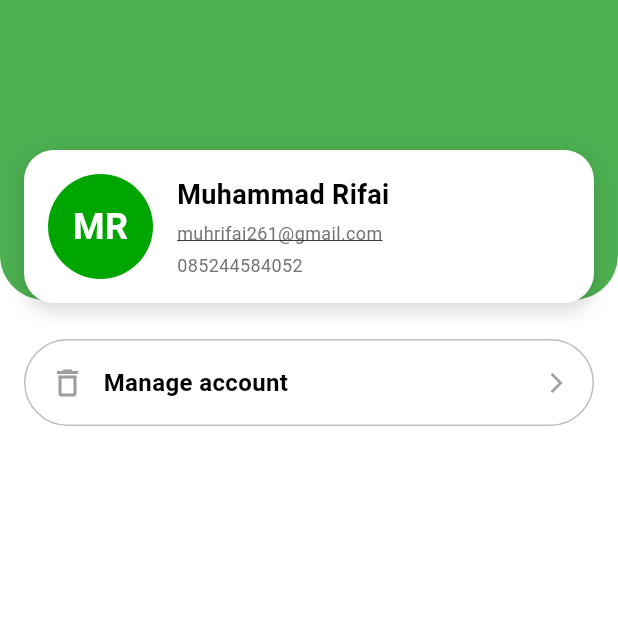
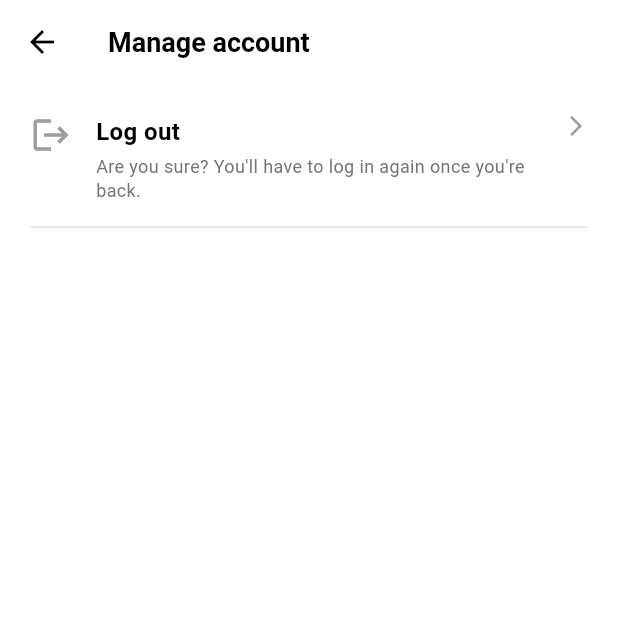
Before and after one commit to Rifai-13/goosen, a Flutter app: the ProfileScreen screen opened directly, after a tap on "Manage account", on a phone screen of 412 x 824 dp, the top half of it. Run offline on Flutter 3.47's test engine with Material 3 defaults, Android fonts, the phone set to English and light mode, and no system bars; our stand-ins replace email_validator.

Commit message:
manage account

```diff
--- a/lib/screens/manage_account_screen.dart
+++ b/lib/screens/manage_account_screen.dart
@@ -0,0 +1,131 @@
+import 'package:flutter/material.dart';
+import 'menu_awal_screen.dart'; // Pastikan import ini ada untuk navigasi logout
+
+class ManageAccountScreen extends StatelessWidget {
+  const ManageAccountScreen({super.key});
+
+  @override
+  Widget build(BuildContext context) {
+    return Scaffold(
+      backgroundColor: Colors.white,
+
+      // --- APP BAR ---
+      appBar: AppBar(
+        backgroundColor: Colors.white,
+        elevation: 0,
+        leading: IconButton(
+          icon: const Icon(Icons.arrow_back, color: Colors.black),
+          onPressed: () => Navigator.pop(context),
+        ),
+        title: const Text(
+          'Manage account',
+          style: TextStyle(
+            color: Colors.black,
+            fontSize: 18,
+            fontWeight: FontWeight.bold
+          ),
+        ),
+        centerTitle: false,
+      ),
+
+      // --- BODY ---
+      body: Padding(
+        padding: const EdgeInsets.all(20.0), // Padding agak besar biar lega
+        child: Column(
+          children: [
+            // MENU ITEM: LOG OUT
+            InkWell(
+              onTap: () {
+                // Tampilkan dialog konfirmasi (Opsional, tapi disarankan)
+                _showLogoutDialog(context);
+              },
+              child: Row(
+                crossAxisAlignment: CrossAxisAlignment.start, // Biar icon sejajar atas
+                children: [
+                  // Icon Pintu Keluar
+                  const Icon(
+                    Icons.logout, // Atau Icons.exit_to_app
+                    color: Colors.grey,
+                    size: 28
+                  ),
+                  const SizedBox(width: 16),
+
+                  // Teks Judul & Deskripsi
+                  Expanded(
+                    child: Column(
+                      crossAxisAlignment: CrossAxisAlignment.start,
+                      children: [
+                        const Text(
+                          'Log out',
+                          style: TextStyle(
+                            fontSize: 16,
+                            fontWeight: FontWeight.bold,
+                            color: Colors.black
+                          ),
+                        ),
+                        const SizedBox(height: 4),
+                        Text(
+                          "Are you sure? You'll have to log in again once you're back.",
+                          style: TextStyle(
+                            fontSize: 12,
+                            color: Colors.grey[600],
+                            height: 1.3, // Jarak antar baris teks
+                          ),
+                        ),
+                      ],
+                    ),
+                  ),
+
+                  // Icon Panah Kanan
+                  const SizedBox(width: 8),
+                  const Icon(
+                    Icons.arrow_forward_ios,
+                    size: 16,
+                    color: Colors.grey
+                  ),
+                ],
+              ),
+            ),
+
+            const SizedBox(height: 16),
+            // Garis Pemisah
+            Divider(height: 1, color: Colors.grey[300]),
+          ],
+        ),
+      ),
+    );
+  }
+
+  // Fungsi Helper: Menampilkan Dialog Konfirmasi & Proses Logout
+  void _showLogoutDialog(BuildContext context) {
+    showDialog(
+      context: context,
+      builder: (BuildContext ctx) {
+        return AlertDialog(
+          title: const Text('Log out'),
+          content: const Text('Apakah kamu yakin ingin keluar?'),
+          actions: [
+            TextButton(
+              onPressed: () => Navigator.pop(ctx), // Tutup dialog
+              child: const Text('Batal', style: TextStyle(color: Colors.grey)),
+            ),
+            TextButton(
+              onPressed: () {
+                Navigator.pop(ctx); // Tutup dialog dulu
+
+                // LOGIKA LOGOUT:
+                // Hapus semua route (history) dan kembali ke MenuAwalScreen
+                Navigator.pushAndRemoveUntil(
+                  context,
+                  MaterialPageRoute(builder: (context) => const MenuAwalScreen()),
+                  (route) => false, // False artinya hapus semua history sebelumnya
+                );
+              },
+              child: const Text('Keluar', style: TextStyle(color: Colors.red)),
+            ),
+          ],
+        );
+      },
+    );
+  }
+}
--- a/lib/screens/profile_screen.dart
+++ b/lib/screens/profile_screen.dart
@@ -1,4 +1,5 @@
 import 'package:flutter/material.dart';
+import 'manage_account_screen.dart';
 
 class ProfileScreen extends StatelessWidget {
   const ProfileScreen({super.key});
@@ -86,7 +87,8 @@ class ProfileScreen extends StatelessWidget {
                                 style: TextStyle(
                                   fontSize: 12,
                                   color: Colors.grey[600],
-                                  decoration: TextDecoration.underline, // Garis bawah email
+                                  decoration: TextDecoration
+                                      .underline, // Garis bawah email
                                 ),
                               ),
                               const SizedBox(height: 4),
@@ -112,13 +114,24 @@ class ProfileScreen extends StatelessWidget {
                   padding: const EdgeInsets.symmetric(horizontal: 16.0),
                   child: InkWell(
                     onTap: () {
+                      Navigator.push(
+                        context,
+                        MaterialPageRoute(
+                          builder: (context) => const ManageAccountScreen(),
+                        ),
+                      );
                       // Aksi saat tombol Manage Account diklik
                     },
                     child: Container(
-                      padding: const EdgeInsets.symmetric(horizontal: 16.0, vertical: 16.0),
+                      padding: const EdgeInsets.symmetric(
+                        horizontal: 16.0,
+                        vertical: 16.0,
+                      ),
                       decoration: BoxDecoration(
                         color: Colors.white,
-                        borderRadius: BorderRadius.circular(30), // Sudut sangat bulat
+                        borderRadius: BorderRadius.circular(
+                          30,
+                        ), // Sudut sangat bulat
                         border: Border.all(color: Colors.grey.shade400),
                       ),
                       child: const Row(
@@ -135,7 +148,11 @@ class ProfileScreen extends StatelessWidget {
                               ),
                             ),
                           ),
-                          Icon(Icons.arrow_forward_ios, size: 16, color: Colors.grey),
+                          Icon(
+                            Icons.arrow_forward_ios,
+                            size: 16,
+                            color: Colors.grey,
+                          ),
                         ],
                       ),
                     ),
```
